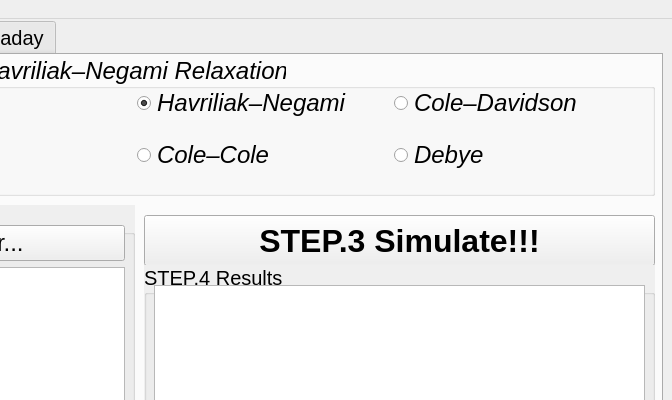
Old version of the form app/ui/simulator_ui.ui in the repository obliviousgarden/DataProcessingPlatform; both pictures show x 408 to 1080 and y 0 to 400 of the 1080 by 720 pixel window.
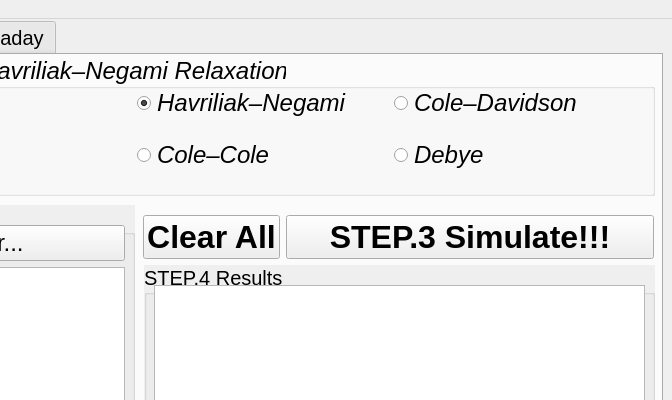
New version of the form. The open tabs and pages were chosen to show the change. Icons and pictures are not drawn.

The edit to the form file:
```diff
--- a/app/ui/simulator_ui.ui
+++ b/app/ui/simulator_ui.ui
@@ -54,40 +54,6 @@
      <attribute name="title">
       <string>Dielectric Relaxation</string>
      </attribute>
-     <widget class="QPushButton" name="PushButton_simulate">
-      <property name="geometry">
-       <rect>
-        <x>540</x>
-        <y>160</y>
-        <width>511</width>
-        <height>51</height>
-       </rect>
-      </property>
-      <property name="font">
-       <font>
-        <pointsize>24</pointsize>
-        <weight>75</weight>
-        <italic>false</italic>
-        <bold>true</bold>
-        <stylestrategy>PreferDefault</stylestrategy>
-       </font>
-      </property>
-      <property name="cursor">
-       <cursorShape>PointingHandCursor</cursorShape>
-      </property>
-      <property name="text">
-       <string>STEP.3 Simulate!!!</string>
-      </property>
-      <property name="autoDefault">
-       <bool>false</bool>
-      </property>
-      <property name="default">
-       <bool>false</bool>
-      </property>
-      <property name="flat">
-       <bool>false</bool>
-      </property>
-     </widget>
      <widget class="QGroupBox" name="GroupBox_step2">
       <property name="geometry">
        <rect>
@@ -758,6 +724,80 @@
        </layout>
       </widget>
      </widget>
+     <widget class="QWidget" name="formLayoutWidget_2">
+      <property name="geometry">
+       <rect>
+        <x>539</x>
+        <y>160</y>
+        <width>511</width>
+        <height>45</height>
+       </rect>
+      </property>
+      <layout class="QFormLayout" name="formLayout_2">
+       <property name="labelAlignment">
+        <set>Qt::AlignLeading|Qt::AlignLeft|Qt::AlignVCenter</set>
+       </property>
+       <property name="formAlignment">
+        <set>Qt::AlignLeading|Qt::AlignLeft|Qt::AlignTop</set>
+       </property>
+       <item row="0" column="0">
+        <widget class="QPushButton" name="PushButton_clearAll">
+         <property name="font">
+          <font>
+           <pointsize>24</pointsize>
+           <weight>75</weight>
+           <italic>false</italic>
+           <bold>true</bold>
+           <stylestrategy>PreferDefault</stylestrategy>
+          </font>
+         </property>
+         <property name="cursor">
+          <cursorShape>PointingHandCursor</cursorShape>
+         </property>
+         <property name="text">
+          <string>Clear All</string>
+         </property>
+         <property name="autoDefault">
+          <bool>false</bool>
+         </property>
+         <property name="default">
+          <bool>false</bool>
+         </property>
+         <property name="flat">
+          <bool>false</bool>
+         </property>
+        </widget>
+       </item>
+       <item row="0" column="1">
+        <widget class="QPushButton" name="PushButton_simulate">
+         <property name="font">
+          <font>
+           <pointsize>24</pointsize>
+           <weight>75</weight>
+           <italic>false</italic>
+           <bold>true</bold>
+           <stylestrategy>PreferDefault</stylestrategy>
+          </font>
+         </property>
+         <property name="cursor">
+          <cursorShape>PointingHandCursor</cursorShape>
+         </property>
+         <property name="text">
+          <string>STEP.3 Simulate!!!</string>
+         </property>
+         <property name="autoDefault">
+          <bool>false</bool>
+         </property>
+         <property name="default">
+          <bool>false</bool>
+         </property>
+         <property name="flat">
+          <bool>false</bool>
+         </property>
+        </widget>
+       </item>
+      </layout>
+     </widget>
     </widget>
     <widget class="QWidget" name="tabMagnetization">
      <attribute name="title">
```
Left out of the diff: 2 changed lines with no effect on the pictures.
